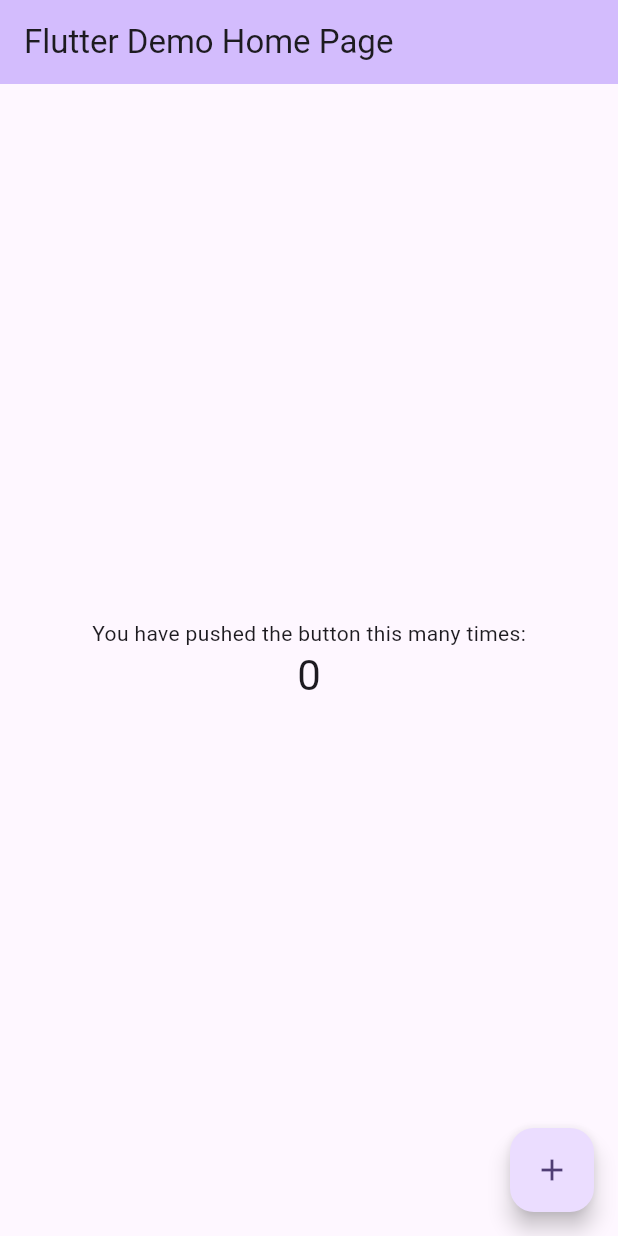
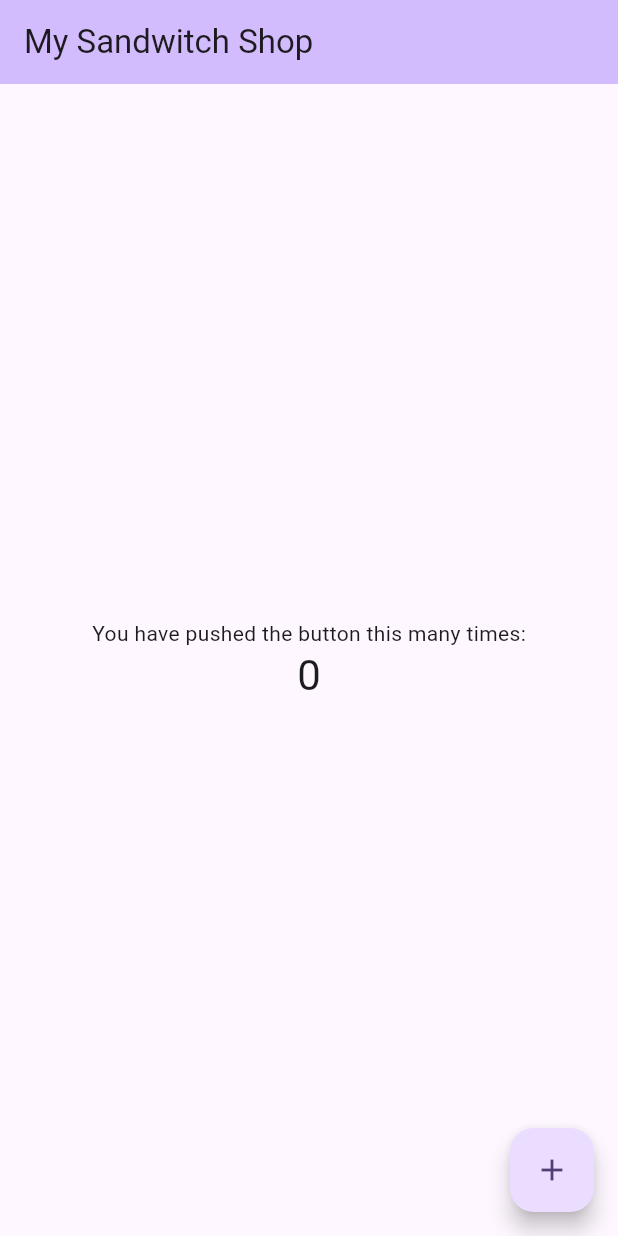
Before and after one commit to OmerJT/sandwitch_shop, a Flutter app: the screen it shows after launch, on a phone screen of 412 x 824 dp. Run offline on Flutter 3.47's test engine with Material 3 defaults, Android fonts, the phone set to English and light mode, and no system bars.

Commit message:
Change appbar title

```diff
--- a/lib/main.dart
+++ b/lib/main.dart
@@ -30,7 +30,7 @@ class MyApp extends StatelessWidget {
         // tested with just a hot reload.
         colorScheme: ColorScheme.fromSeed(seedColor: Colors.deepPurple),
       ),
-      home: const MyHomePage(title: 'Flutter Demo Home Page'),
+      home: const MyHomePage(title: 'My Sandwitch Shop'),
     );
   }
 }
```
